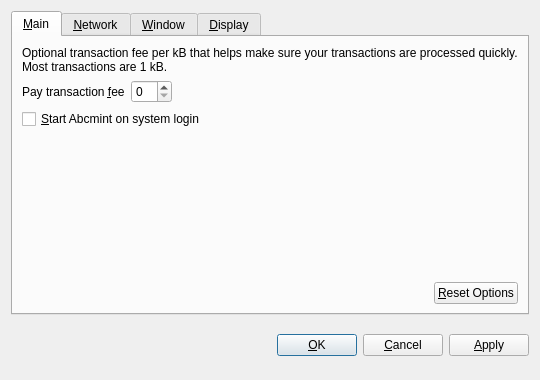
The window that src/qt/forms/optionsdialog.ui (Met-AUG/raqcoin-test) describes before a commit, drawn with Qt 5.
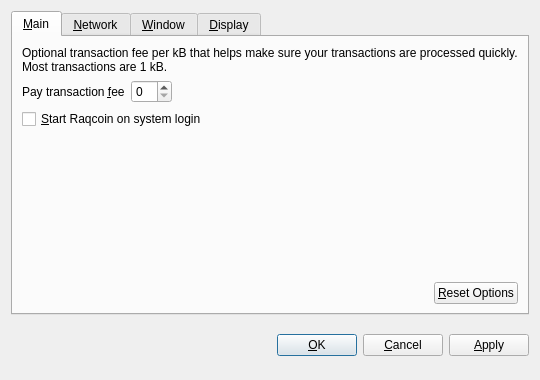
The same window after the commit. Custom widgets are drawn as their Qt base class.

Commit message: fix: replace most abcmint to raqcoin except URI scheme, data dirs and Abcmint Signed Message

What changed in the file:
```diff
--- a/src/qt/forms/optionsdialog.ui
+++ b/src/qt/forms/optionsdialog.ui
@@ -82,7 +82,7 @@
           <string>Automatically start Abcmint after logging in to the system.</string>
          </property>
          <property name="text">
-          <string>&amp;Start Abcmint on system login</string>
+          <string>&amp;Start Raqcoin on system login</string>
          </property>
         </widget>
        </item>
```
Left out of the diff: 16 changed lines with no effect on the pictures. The commit also changes 260 other files.
